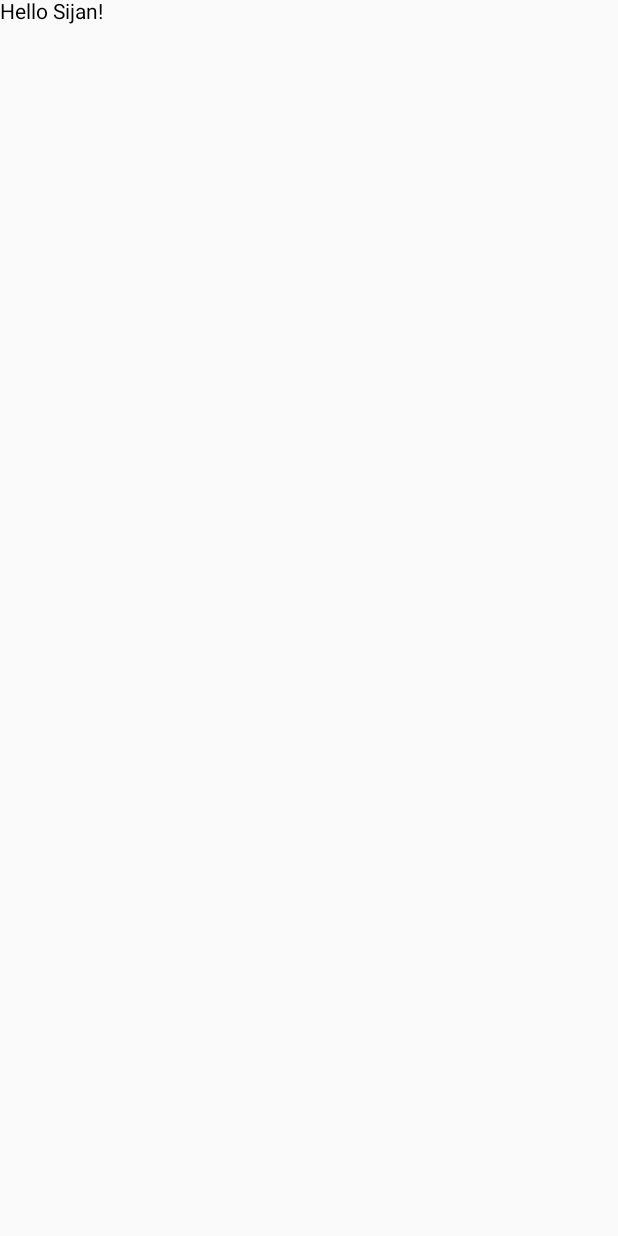
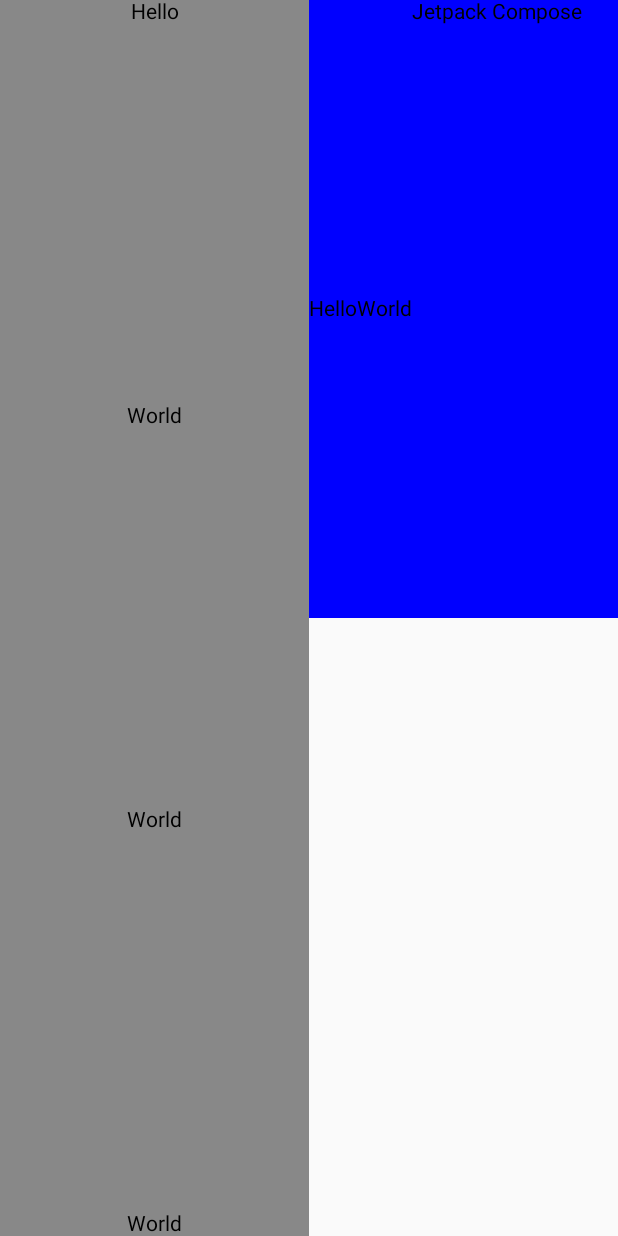
Before and after one commit to sijan8s3/LearningCompose, an Android app built with Jetpack Compose: the screen it shows after launch (MainActivity), on a phone screen of 412 x 824 dp. Before the commit the screen is almost empty. Run offline under Robolectric (Android 15) with nearby library versions, the phone set to English and light mode, and no system bars.

Commit message:
basic sizing

```diff
--- a/app/src/main/java/com/sijanneupane/learningcompose/MainActivity.kt
+++ b/app/src/main/java/com/sijanneupane/learningcompose/MainActivity.kt
@@ -3,12 +3,16 @@ package com.sijanneupane.learningcompose
 import android.os.Bundle
 import androidx.activity.ComponentActivity
 import androidx.activity.compose.setContent
-import androidx.compose.foundation.layout.fillMaxSize
+import androidx.compose.foundation.background
+import androidx.compose.foundation.layout.*
 import androidx.compose.material.MaterialTheme
 import androidx.compose.material.Surface
 import androidx.compose.material.Text
 import androidx.compose.runtime.Composable
+import androidx.compose.ui.Alignment
+import androidx.compose.ui.Alignment.Companion.CenterVertically
 import androidx.compose.ui.Modifier
+import androidx.compose.ui.graphics.Color
 import androidx.compose.ui.tooling.preview.Preview
 import com.sijanneupane.learningcompose.ui.theme.LearningComposeTheme
 
@@ -16,7 +20,40 @@ class MainActivity : ComponentActivity() {
     override fun onCreate(savedInstanceState: Bundle?) {
         super.onCreate(savedInstanceState)
         setContent {
-         Greeting(name = "Sijan")
+            Row {
+                Column(
+                    modifier = Modifier
+                        .background(Color.Gray)
+                        .fillMaxWidth(0.5f)
+                        .fillMaxHeight(),
+                    verticalArrangement = Arrangement.SpaceBetween,
+                    horizontalAlignment = Alignment.CenterHorizontally
+                ) {
+                    Text(text = "Hello")
+                    Text(text = "World")
+                    Text(text = "World")
+                    Text(text = "World")
+                }
+
+                Row(
+                    Modifier
+                        .background(color = Color.Blue)
+                        .fillMaxHeight(0.5f)
+                        .fillMaxWidth(1f),
+                    verticalAlignment = Alignment.CenterVertically,
+                    horizontalArrangement = Arrangement.SpaceAround
+                ) {
+                    Text(text = "Hello")
+                    Text(text = "World")
+                    Column() {
+                        Text(text = "Jetpack Compose",
+                            Modifier.fillMaxSize()
+                        )
+                    }
+                }
+
+            }
+
         }
     }
 }
```
